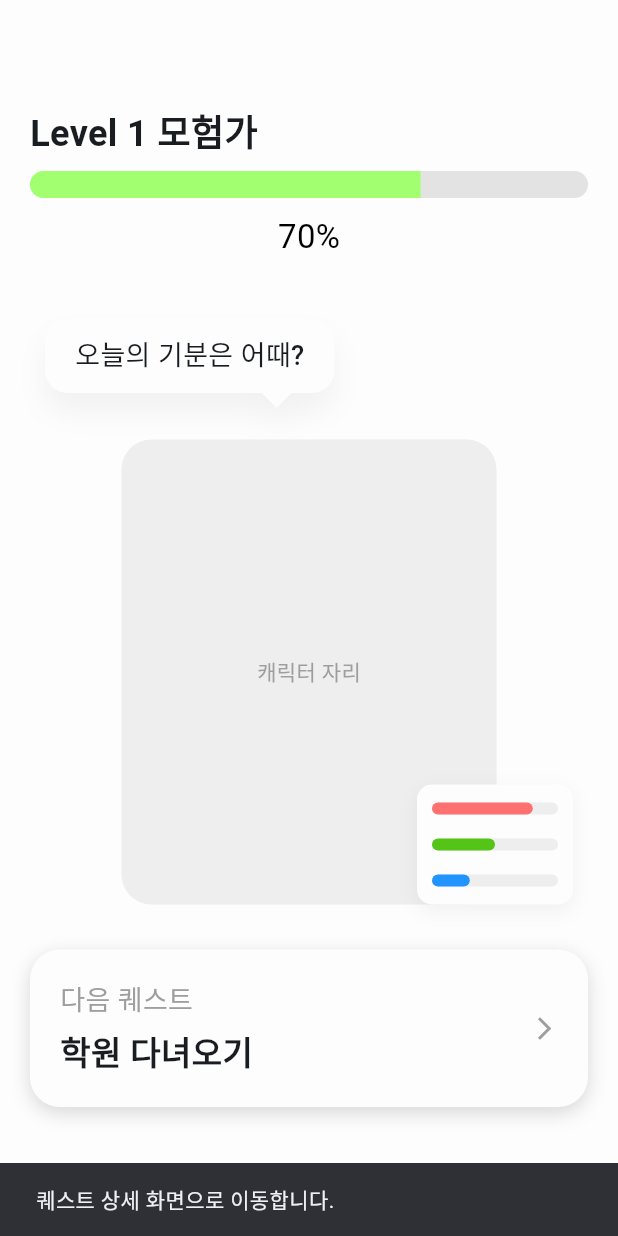
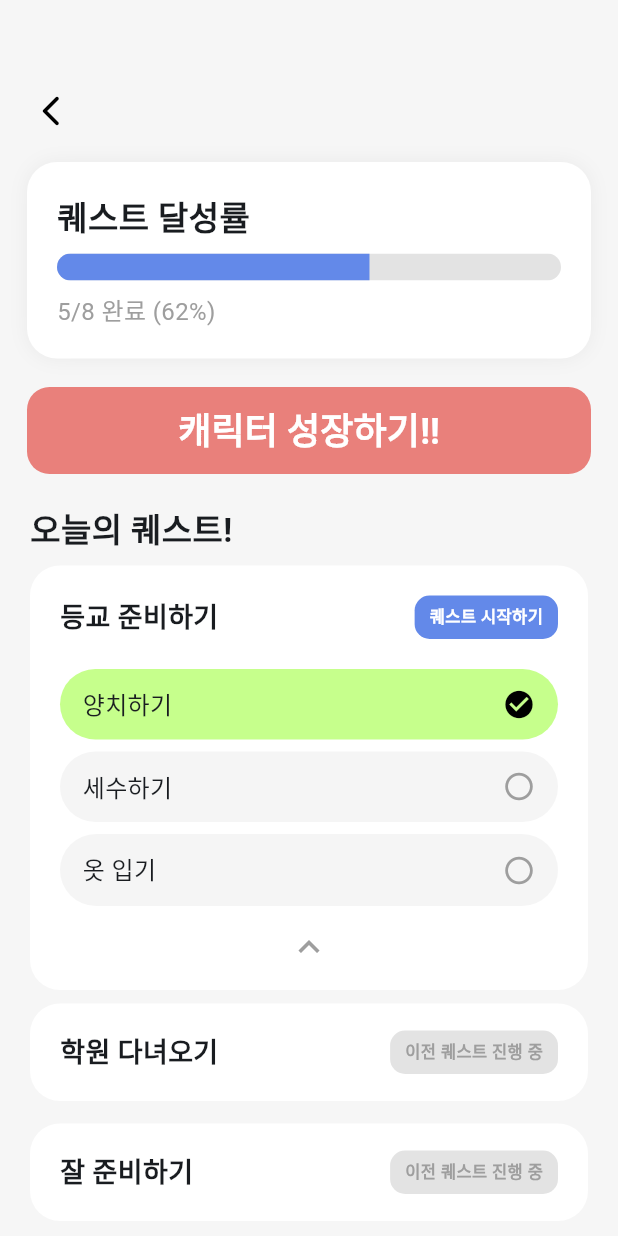
Before and after one commit to IS4Ps/frontend, a Flutter app: the QuestScreen screen opened directly, after a tap on "다음 퀘스트", on a phone screen of 412 x 824 dp. Run offline on Flutter 3.47's test engine with Material 3 defaults, Android fonts, the light colour scheme and no system bars; our stand-ins replace flutter_svg.

Commit message:
[FEAT/#10] 루틴 화면 UI

```diff
--- a/lib/screens/quest/quest_screen.dart
+++ b/lib/screens/quest/quest_screen.dart
@@ -1,11 +1,32 @@
 import 'package:flutter/material.dart';
 import 'speech_bubble.dart'; // 기분 선택 화면 파일 import
+import 'routine_screen.dart';
 
-class QuestScreen extends StatelessWidget {
+// 1. 화면 전환 상태를 관리
+class QuestScreen extends StatefulWidget {
   const QuestScreen({super.key});
 
   @override
+  State<QuestScreen> createState() => _QuestScreenState();
+}
+
+class _QuestScreenState extends State<QuestScreen> {
+  // 현재 루틴 화면을 보고 있는지 여부
+  bool isRoutineView = false;
+
+  @override
   Widget build(BuildContext context) {
+    if (isRoutineView) {
+      // RoutineScreen에 뒤로가기 시 실행할 함수(onBack)를 전달
+      return RoutineScreen(
+        onBack: () {
+          setState(() {
+            isRoutineView = false;
+          });
+        },
+      );
+    }
+
     return Scaffold(
       backgroundColor: const Color(0xFFFDFDFD),
       body: SingleChildScrollView(
@@ -38,7 +59,7 @@ class QuestScreen extends StatelessWidget {
             child: const LinearProgressIndicator(
               value: 0.7,
               backgroundColor: Color(0xFFE3E3E3),
-              valueColor: AlwaysStoppedAnimation<Color>(Color(0xFFA2FF70)),
+              valueColor: AlwaysStoppedAnimation<Color>(Color(0xFFC6FF8C)),
               minHeight: 18,
             ),
           ),
@@ -55,7 +76,6 @@ class QuestScreen extends StatelessWidget {
   Widget _buildCharacterSection(BuildContext context) {
     return Stack(
       children: [
-        // 수정됨: 나중에 Spline 3D 캐릭터가 들어갈 자리
         Padding(
           padding: const EdgeInsets.only(top: 80),
           child: Center(
@@ -63,7 +83,7 @@ class QuestScreen extends StatelessWidget {
               width: 250,
               height: 310,
               decoration: BoxDecoration(
-                color: const Color(0xFFEEEEEE), // 연한 회색 사각형
+                color: const Color(0xFFEEEEEE),
                 borderRadius: BorderRadius.circular(20),
               ),
               child: const Center(
@@ -75,14 +95,11 @@ class QuestScreen extends StatelessWidget {
             ),
           ),
         ),
-
-
         Positioned(
           top: 0,
           left: 30,
           child: GestureDetector(
             onTap: () {
-              // 팝업 호출 함수 실행
               _showMoodPopup(context);
             },
             child: CustomPaint(
@@ -97,8 +114,6 @@ class QuestScreen extends StatelessWidget {
             ),
           ),
         ),
-
-        // 스탯 박스
         Positioned(
           right: 30,
           bottom: 0,
@@ -111,12 +126,12 @@ class QuestScreen extends StatelessWidget {
   void _showMoodPopup(BuildContext context) {
     showDialog(
       context: context,
-      barrierDismissible: true, // 바깥 영역 터치 시 닫기
+      barrierDismissible: true,
       builder: (BuildContext context) {
         return Dialog(
-          backgroundColor: Colors.transparent, // 배경 투명하게
-          insetPadding: const EdgeInsets.symmetric(horizontal: 20), // 좌우 여백
-          child: const SpeechBubble(), // 아까 만든 기분 선택 위젯
+          backgroundColor: Colors.transparent,
+          insetPadding: const EdgeInsets.symmetric(horizontal: 20),
+          child: const SpeechBubble(),
         );
       },
     );
@@ -125,8 +140,10 @@ class QuestScreen extends StatelessWidget {
   Widget _buildQuestCard(BuildContext context) {
     return GestureDetector(
       onTap: () {
-        ScaffoldMessenger.of(context).showSnackBar(
-            const SnackBar(content: Text("퀘스트 상세 화면으로 이동합니다.")));
+        // 3. Navigator.push 대신 상태를 변경하여 화면을 전환
+        setState(() {
+          isRoutineView = true;
+        });
       },
       child: Container(
         margin: const EdgeInsets.symmetric(horizontal: 20),
@@ -165,9 +182,7 @@ class QuestScreen extends StatelessWidget {
   Widget _buildStatBox() {
     return Container(
       width: 104,
-      // 전체 박스 가로 가이드
       height: 80,
-      // 전체 박스 세로 가이드
       padding: const EdgeInsets.symmetric(horizontal: 10, vertical: 12),
       decoration: BoxDecoration(
         color: const Color(0xFFFDFDFD),
@@ -181,24 +196,21 @@ class QuestScreen extends StatelessWidget {
         ],
       ),
       child: Column(
-        mainAxisAlignment: MainAxisAlignment.spaceBetween, // 막대 간격 균등 분배
+        mainAxisAlignment: MainAxisAlignment.spaceBetween,
         children: [
-          // 나중에 API에서 0.0 ~ 1.0 사이의 값을 받아와서 넣으면 됩니다.
-          _buildMiniBar(const Color(0xFFFF7070), 0.8), // 예: 공격력 80%
-          _buildMiniBar(const Color(0xFF54C517), 0.5), // 예: 체력 50%
-          _buildMiniBar(const Color(0xFF2194FF), 0.3), // 예: 마나 30%
+          _buildMiniBar(const Color(0xFFFF7070), 0.8),
+          _buildMiniBar(const Color(0xFF54C517), 0.5),
+          _buildMiniBar(const Color(0xFF2194FF), 0.3),
         ],
       ),
     );
   }
 
-  // value: 0.0 ~ 1.0 사이의 값 (막대 차오르는 정도)
   Widget _buildMiniBar(Color color, double value) {
     return Column(
       children: [
         Stack(
           children: [
-            // 배경 회색 바 (빈 공간 표시)
             Container(
               width: double.infinity,
               height: 8,
@@ -207,9 +219,8 @@ class QuestScreen extends StatelessWidget {
                 borderRadius: BorderRadius.circular(4),
               ),
             ),
-            // 실제 데이터가 차오르는 유색 바
             FractionallySizedBox(
-              widthFactor: value, // 이 값이 0.8이면 80%가 차오름
+              widthFactor: value,
               child: Container(
                 height: 8,
                 decoration: BoxDecoration(
--- /dev/null
+++ b/lib/screens/quest/routine_screen.dart
@@ -0,0 +1,225 @@
+import 'package:flutter/material.dart';
+
+class RoutineScreen extends StatefulWidget {
+  final VoidCallback? onBack;
+  const RoutineScreen({super.key, this.onBack});
+
+  @override
+  State<RoutineScreen> createState() => _RoutineScreenState();
+}
+
+class _RoutineScreenState extends State<RoutineScreen> {
+
+  // 박스가 펼쳐져 있는지 상태를 저장하는 변수
+  bool isExpanded = true;
+
+  // 나중에 API에서 받아올 데이터 예시
+  final List<Map<String, dynamic>> subTasks = [
+    {"title": "양치하기", "isDone": true},
+    {"title": "세수하기", "isDone": false},
+    {"title": "옷 입기", "isDone": false},
+  ];
+
+  @override
+  Widget build(BuildContext context) {
+    return Scaffold(
+      backgroundColor: const Color(0xFFF6F6F6),
+      body: SingleChildScrollView(
+        padding: const EdgeInsets.fromLTRB(0, 50, 0, 40),
+        child: Column(
+          crossAxisAlignment: CrossAxisAlignment.start,
+          children: [
+            // 뒤로가기 버튼
+            Padding(
+              padding: const EdgeInsets.symmetric(horizontal: 10),
+              child: IconButton(
+                icon: const Icon(Icons.arrow_back_ios_new_rounded, color: Colors.black, size: 24),
+                onPressed: () {
+                  if (widget.onBack != null) {
+                    widget.onBack!();
+                  } else {
+                    Navigator.pop(context);
+                  }
+                },
+              ),
+            ),
+            const SizedBox(height: 10),
+
+            _buildAchievementCard(),
+            const SizedBox(height: 19),
+            _buildActionButton("캐릭터 성장하기!!", const Color(0xFFE9807B)),
+            const SizedBox(height: 20),
+            Padding(
+              padding: const EdgeInsets.symmetric(horizontal: 20),
+              child: Column(
+                crossAxisAlignment: CrossAxisAlignment.start,
+                children: [
+                  const Text("오늘의 퀘스트!", style: TextStyle(fontSize: 22, fontWeight: FontWeight.bold)),
+                  const SizedBox(height: 8),
+                  _buildMainQuestCard(), // 메인 퀘스트 카드
+                  const SizedBox(height: 9),
+                  _buildLockedQuestCard("학원 다녀오기"),
+                  const SizedBox(height: 15),
+                  _buildLockedQuestCard("잘 준비하기"),
+                ],
+              ),
+            ),
+          ],
+        ),
+      ),
+    );
+  }
+
+  // 달성률 카드
+  Widget _buildAchievementCard() {
+    return Container(
+      margin: const EdgeInsets.symmetric(horizontal: 18),
+      padding: const EdgeInsets.all(20),
+      decoration: BoxDecoration(
+        color: Colors.white,
+        borderRadius: BorderRadius.circular(20),
+        boxShadow: [BoxShadow(color: Colors.black.withOpacity(0.05), blurRadius: 10)],
+      ),
+      child: Column(
+        crossAxisAlignment: CrossAxisAlignment.start,
+        children: [
+          const Text("퀘스트 달성률", style: TextStyle(fontSize: 22, fontWeight: FontWeight.bold)),
+          const SizedBox(height: 8),
+          ClipRRect(
+            borderRadius: BorderRadius.circular(10),
+            child: const LinearProgressIndicator(
+              value: 0.62,
+              minHeight: 18,
+              backgroundColor: Color(0xFFE3E3E3),
+              valueColor: AlwaysStoppedAnimation<Color>(Color(0xFF6389E9)),
+            ),
+          ),
+          const SizedBox(height: 8),
+          const Text("5/8 완료 (62%)", style: TextStyle(color: Colors.grey, fontSize: 16)),
+        ],
+      ),
+    );
+  }
+
+  Widget _buildActionButton(String text, Color color) {
+    return Padding(
+      padding: const EdgeInsets.symmetric(horizontal: 18),
+      child: SizedBox(
+        width: double.infinity,
+        height: 58,
+        child: ElevatedButton(
+          onPressed: () {},
+          style: ElevatedButton.styleFrom(
+            backgroundColor: color,
+            shape: RoundedRectangleBorder(borderRadius: BorderRadius.circular(15)),
+            elevation: 0,
+          ),
+          child: Text(text, style: const TextStyle(fontSize: 24, fontWeight: FontWeight.bold, color: Colors.white)),
+        ),
+      ),
+    );
+  }
+
+  // 메인 활성화 퀘스트 카드
+  Widget _buildMainQuestCard() {
+    return Container(
+      padding: const EdgeInsets.fromLTRB(20, 20, 20, 0),
+      decoration: BoxDecoration(
+        color: Colors.white,
+        borderRadius: BorderRadius.circular(20),
+      ),
+      child: Column(
+        children: [
+          Row(
+            mainAxisAlignment: MainAxisAlignment.spaceBetween,
+            children: [
+              const Text("등교 준비하기", style: TextStyle(fontSize: 18, fontWeight: FontWeight.bold)),
+              _buildStatusLabel("퀘스트 시작하기", const Color(0xFF6389E9), Colors.white),
+            ],
+          ),
+
+          if (isExpanded) ...[
+            const SizedBox(height: 20),
+            Column(
+              children: subTasks.asMap().entries.map((entry) {
+                int idx = entry.key;
+                var task = entry.value;
+                return _buildSubTask(idx, task['title'], task['isDone']);
+              }).toList(),
+            ),
+          ],
+
+          Transform.translate(
+            offset: const Offset(0, -5),
+            child: IconButton(
+              onPressed: () {
+                setState(() {
+                  isExpanded = !isExpanded;
+                });
+              },
+              icon: Icon(
+                isExpanded ? Icons.keyboard_arrow_up : Icons.keyboard_arrow_down,
+                color: Colors.grey,
+                size: 28,
+              ),
+              constraints: const BoxConstraints(),
+              padding: EdgeInsets.zero,
+            ),
+          ),
+        ],
+      ),
+    );
+  }
+
+  // 세부 항목
+  Widget _buildSubTask(int index, String title, bool isDone) {
+    return GestureDetector(
+      onTap: () {
+        setState(() {
+          subTasks[index]['isDone'] = !subTasks[index]['isDone'];
+        });
+      },
+      child: Container(
+        margin: const EdgeInsets.only(bottom: 8),
+        padding: const EdgeInsets.symmetric(horizontal: 15, vertical: 12),
+        decoration: BoxDecoration(
+          color: isDone ? const Color(0xFFC6FF8C) : const Color(0xFFF5F5F5),
+          borderRadius: BorderRadius.circular(35),
+        ),
+        child: Row(
+          mainAxisAlignment: MainAxisAlignment.spaceBetween,
+          children: [
+            Text(title, style: const TextStyle(fontSize: 16, fontWeight: FontWeight.w500)),
+            Icon(
+              isDone ? Icons.check_circle : Icons.circle_outlined,
+              size: 22,
+              color: isDone ? Colors.black : Colors.grey,
+            ),
+          ],
+        ),
+      ),
+    );
+  }
+
+  Widget _buildLockedQuestCard(String title) {
+    return Container(
+      padding: const EdgeInsets.symmetric(horizontal: 20, vertical: 18),
+      decoration: BoxDecoration(color: Colors.white, borderRadius: BorderRadius.circular(20)),
+      child: Row(
+        mainAxisAlignment: MainAxisAlignment.spaceBetween,
+        children: [
+          Text(title, style: const TextStyle(fontSize: 18, fontWeight: FontWeight.bold)),
+          _buildStatusLabel("이전 퀘스트 진행 중", const Color(0xFFE3E3E3), Colors.grey),
+        ],
+      ),
+    );
+  }
+
+  Widget _buildStatusLabel(String text, Color bgColor, Color textColor) {
+    return Container(
+      padding: const EdgeInsets.symmetric(horizontal: 10, vertical: 6),
+      decoration: BoxDecoration(color: bgColor, borderRadius: BorderRadius.circular(10)),
+      child: Text(text, style: TextStyle(color: textColor, fontSize: 11, fontWeight: FontWeight.bold)),
+    );
+  }
+}
```
